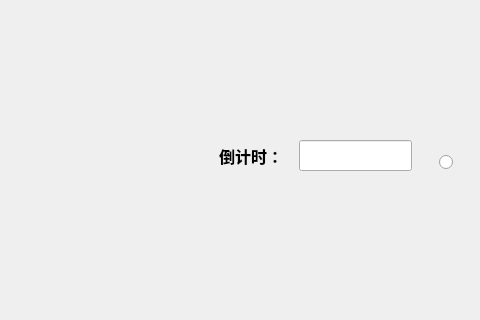
First picture: the form in demo/pan.ui, repository Dainokami/big-project, before the edit; both pictures show x 571 to 1051 and y 0 to 320 of the 1051 by 615 pixel window.
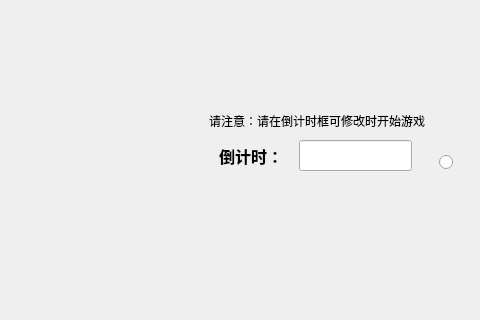
Second picture: the form after the edit. Icons and pictures are not drawn.

```diff
--- a/demo/pan.ui
+++ b/demo/pan.ui
@@ -1444,6 +1444,19 @@
     <string/>
    </property>
   </widget>
+  <widget class="QLabel" name="label_2">
+   <property name="geometry">
+    <rect>
+     <x>780</x>
+     <y>100</y>
+     <width>271</width>
+     <height>41</height>
+    </rect>
+   </property>
+   <property name="text">
+    <string>请注意：请在倒计时框可修改时开始游戏</string>
+   </property>
+  </widget>
  </widget>
  <resources/>
  <connections/>
```
Left out of the diff: 1944 changed lines with no effect on the pictures.
